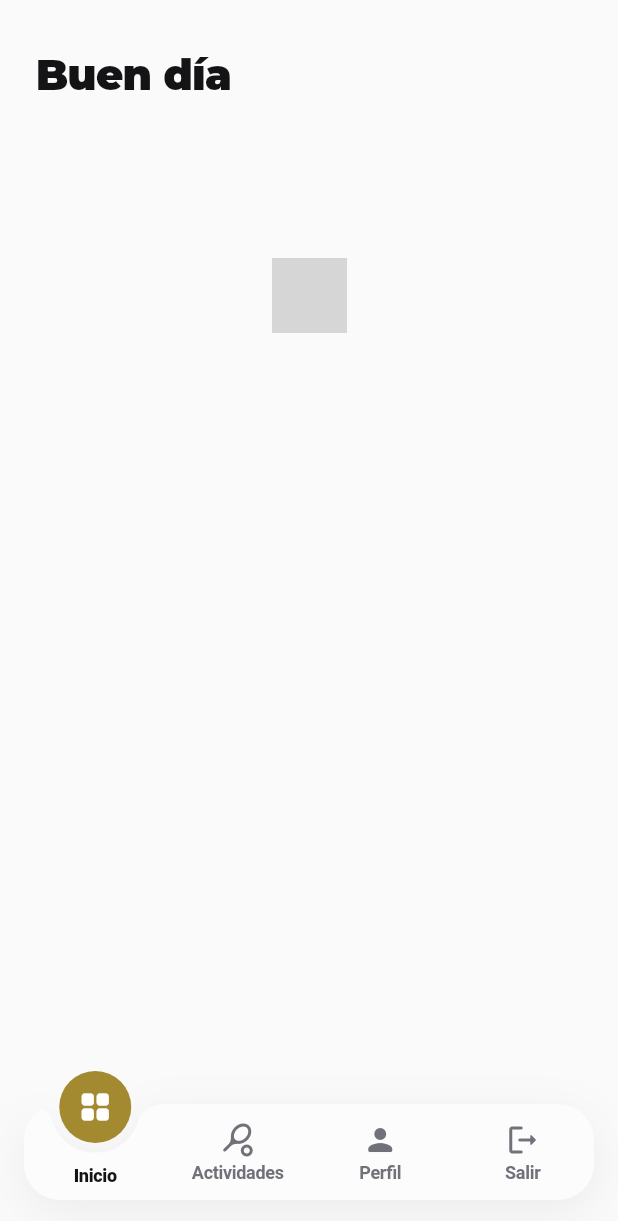
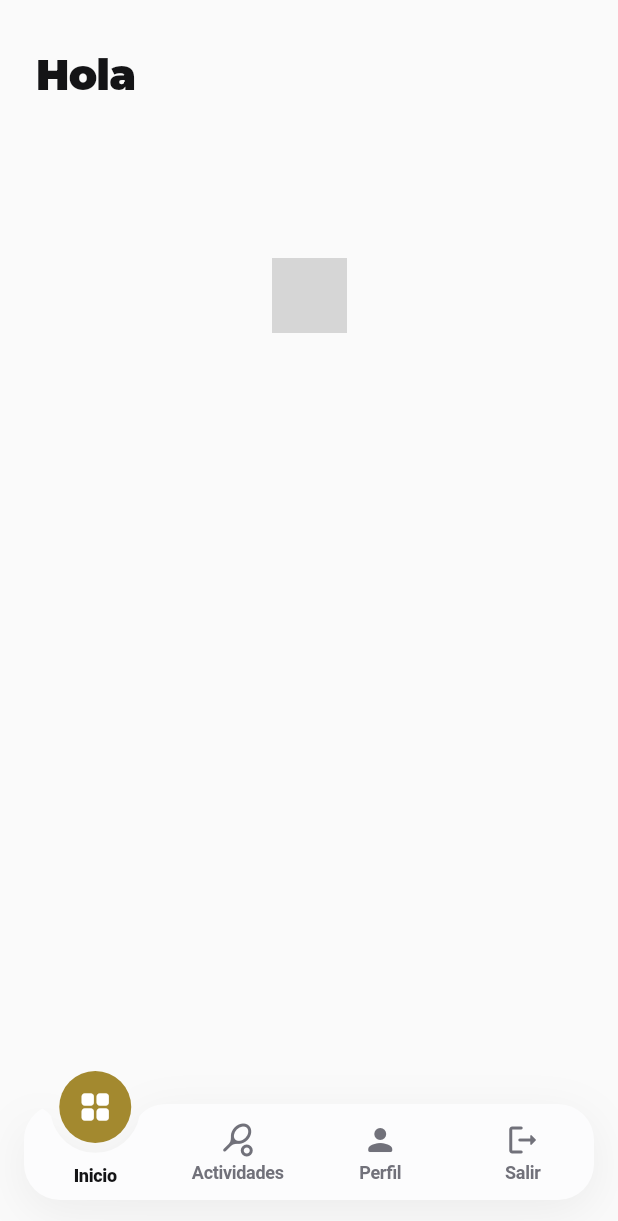
Before and after one commit to Aigel-Alejandro/app-arzsuite, a Flutter app: the HomeView widget shown alone on an empty page, opened directly, on a phone screen of 412 x 824 dp. Shown: the top 1221 px of the screen. Run offline on Flutter 3.47's test engine with Material 3 defaults, Android fonts, the phone set to English and light mode, and no system bars; our stand-ins replace dio, flutter_riverpod, freezed_annotation, google_fonts, image_picker, local_auth and 3 more; accounts and stored records are empty; network calls fail; grey boxes are pictures that could not be loaded.

Commit message:
style(Home): change greeting from Buen dia to Hola

```diff
--- a/lib/features/home/views/home_view.dart
+++ b/lib/features/home/views/home_view.dart
@@ -62,7 +62,7 @@ class HomeView extends ConsumerWidget {
                     mainAxisSize: MainAxisSize.min, // Keep column compact
                     children: [
                       Text(
-                        firstName.isNotEmpty ? 'Buen día $firstName' : 'Buen día',
+                        firstName.isNotEmpty ? 'Hola $firstName' : 'Hola',
                         style: Theme.of(context).textTheme.headlineMedium?.copyWith(
                               fontWeight: FontWeight.w900,
                               color: Theme.of(context).colorScheme.onSurface,
```
